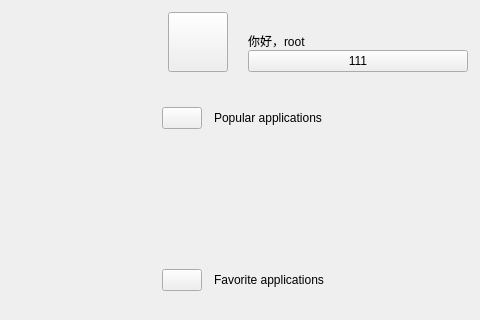
Qt form plugins/menu/window.ui (openeuler-mirror/kiran-shell) before a commit; both pictures show x 271 to 751 and y 0 to 320 of the 751 by 729 pixel window.
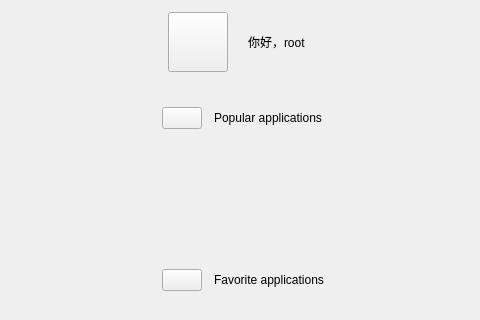
The same form after that commit. Icons and pictures are not drawn. Custom widgets are drawn as their Qt base class.

What changed in the file:
```diff
--- a/plugins/menu/window.ui
+++ b/plugins/menu/window.ui
@@ -418,7 +418,7 @@
          </property>
          <item row="0" column="1">
           <layout class="QVBoxLayout" name="verticalLayout_6">
-           <item alignment="Qt::AlignBottom">
+           <item>
             <widget class="QLabel" name="m_labelUserName">
              <property name="sizePolicy">
               <sizepolicy hsizetype="Expanding" vsizetype="Preferred">
@@ -431,16 +431,6 @@
              </property>
             </widget>
            </item>
-           <item>
-            <widget class="StyledButton" name="m_btnDate">
-             <property name="text">
-              <string>111</string>
-             </property>
-             <property name="checkable">
-              <bool>false</bool>
-             </property>
-            </widget>
-           </item>
           </layout>
          </item>
          <item row="0" column="0" alignment="Qt::AlignLeft">
```
